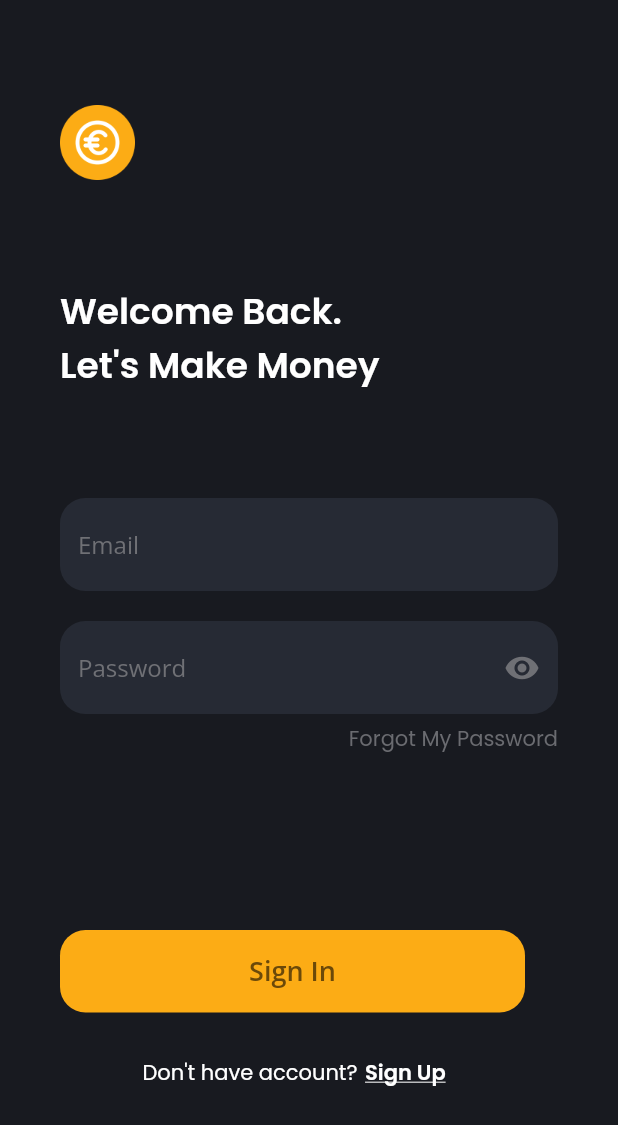
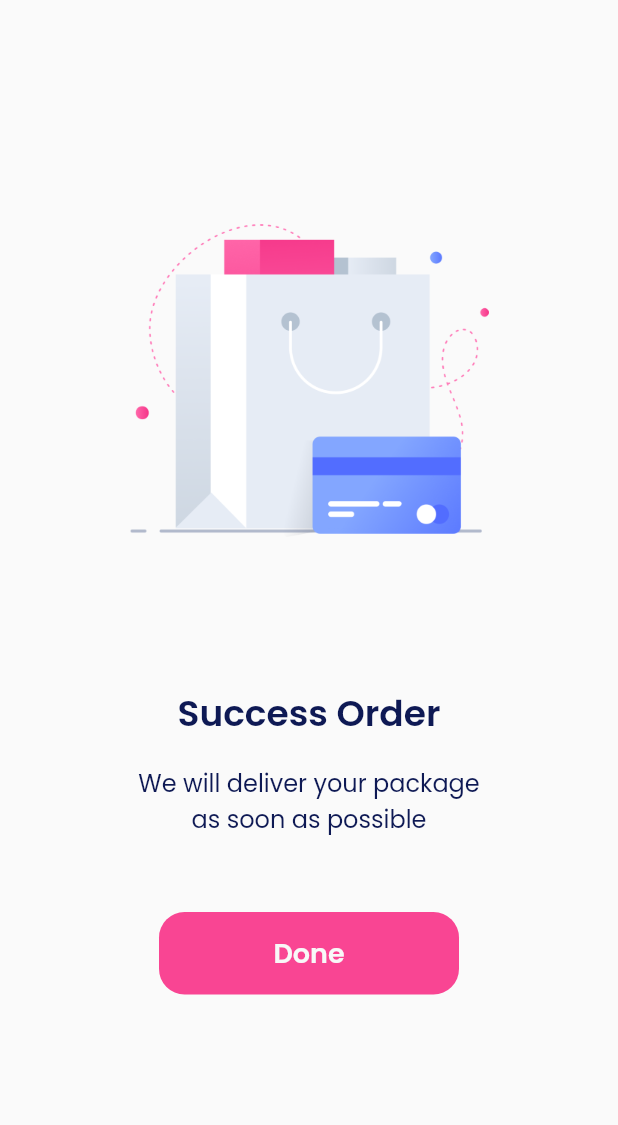
Before and after one commit to triardn/sevendays, a Flutter app: the screen it shows after launch, on a phone screen of 412 x 824 dp. Shown: the top 1125 px of the screen. Run offline on Flutter 3.47's test engine with Material 2 defaults, Android fonts, the phone set to English and light mode, and no system bars; our stand-ins replace google_fonts.

Commit message:
add first empty state and styling widget

```diff
--- a/lib/main.dart
+++ b/lib/main.dart
@@ -1,5 +1,5 @@
 import 'package:flutter/material.dart';
-import 'package:sample_app/pages/first_signin.dart';
+import 'package:sample_app/pages/first_empty.dart';
 
 void main() => runApp(const SevenDays());
 
@@ -10,7 +10,7 @@
   Widget build(BuildContext context) {
     return const MaterialApp(
       debugShowCheckedModeBanner: false,
-      home: FirstSignIn(),
+      home: FirstEmpty(),
     );
   }
 }
--- /dev/null
+++ b/lib/pages/first_empty.dart
@@ -0,0 +1,56 @@
+import 'package:flutter/material.dart';
+import 'package:sample_app/widgets/theme.dart';
+
+class FirstEmpty extends StatelessWidget {
+  const FirstEmpty({super.key});
+
+  @override
+  Widget build(BuildContext context) {
+    return Scaffold(
+      body: Padding(
+        padding: const EdgeInsets.only(
+          top: 148,
+          left: 69,
+          right: 69,
+        ),
+        child: Column(
+          children: [
+            Center(
+              child: Image.asset(
+                'assets/images/empty_illustration.png',
+                width: 240,
+                height: 210,
+              ),
+            ),
+            const SizedBox(height: 100),
+            Text(
+              'Success Order',
+              style: boldTextStyle,
+            ),
+            const SizedBox(height: 16),
+            Text(
+              'We will deliver your package \nas soon as possible',
+              style: lightTextStyle,
+              textAlign: TextAlign.center,
+            ),
+            const SizedBox(height: 50),
+            Container(
+              width: 200,
+              height: 55,
+              decoration: BoxDecoration(
+                color: const Color(0xffF94593),
+                borderRadius: BorderRadius.circular(17),
+              ),
+              child: Align(
+                child: Text(
+                  'Done',
+                  style: buttonTextStyle,
+                ),
+              ),
+            ),
+          ],
+        ),
+      ),
+    );
+  }
+}
--- /dev/null
+++ b/lib/widgets/theme.dart
@@ -0,0 +1,37 @@
+import 'package:flutter/material.dart';
+import 'package:google_fonts/google_fonts.dart';
+
+// First Empty State
+Color colorBlack = const Color(0xff0E1954);
+
+TextStyle boldTextStyle = GoogleFonts.poppins(
+  color: colorBlack,
+  fontSize: 24,
+  fontWeight: FontWeight.w600,
+);
+
+TextStyle lightTextStyle = GoogleFonts.poppins(
+  color: colorBlack,
+  fontSize: 16,
+);
+
+TextStyle buttonTextStyle = GoogleFonts.poppins(
+  color: const Color(0xffF8F8F8),
+  fontSize: 18,
+  fontWeight: FontWeight.w600,
+);
+
+// Second Empty State
+Color whiteColor = const Color(0xffFFFFFF);
+
+TextStyle titleTextStyle = GoogleFonts.poppins(
+  color: whiteColor,
+  fontSize: 24,
+  fontWeight: FontWeight.w600,
+);
+
+TextStyle subtitleTextStyle = GoogleFonts.poppins(
+  color: whiteColor,
+  fontSize: 16,
+  fontWeight: FontWeight.w300,
+);
```
